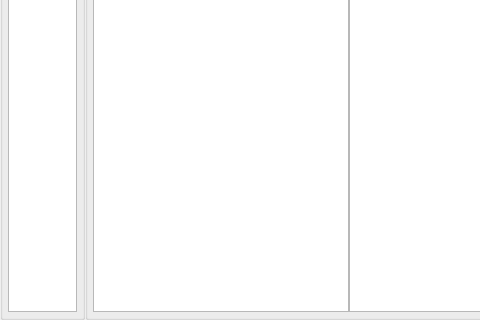
Above: widgets/strengthDisturb/stren_inquiry.ui from Belos10/Equip before the change; both pictures show x 0 to 480 and y 435 to 755 of the 1216 by 755 pixel window. Below: the same form after it.
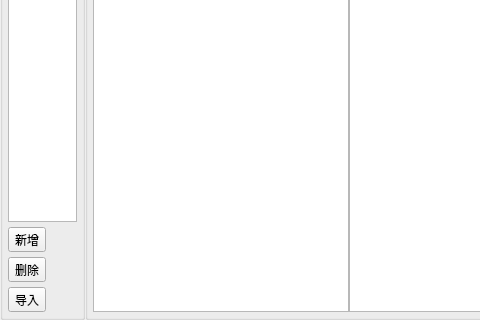
That is the form after the change.

Diff of the .ui file:
```diff
--- a/widgets/strengthDisturb/stren_inquiry.ui
+++ b/widgets/strengthDisturb/stren_inquiry.ui
@@ -75,6 +75,27 @@
       <item row="0" column="0">
        <widget class="QListWidget" name="lw_chooseYear"/>
       </item>
+      <item row="2" column="0">
+       <widget class="QToolButton" name="tb_del">
+        <property name="text">
+         <string>删除</string>
+        </property>
+       </widget>
+      </item>
+      <item row="1" column="0">
+       <widget class="QToolButton" name="tb_add">
+        <property name="text">
+         <string>新增</string>
+        </property>
+       </widget>
+      </item>
+      <item row="3" column="0">
+       <widget class="QToolButton" name="tb_input">
+        <property name="text">
+         <string>导入</string>
+        </property>
+       </widget>
+      </item>
      </layout>
     </widget>
    </item>
```
